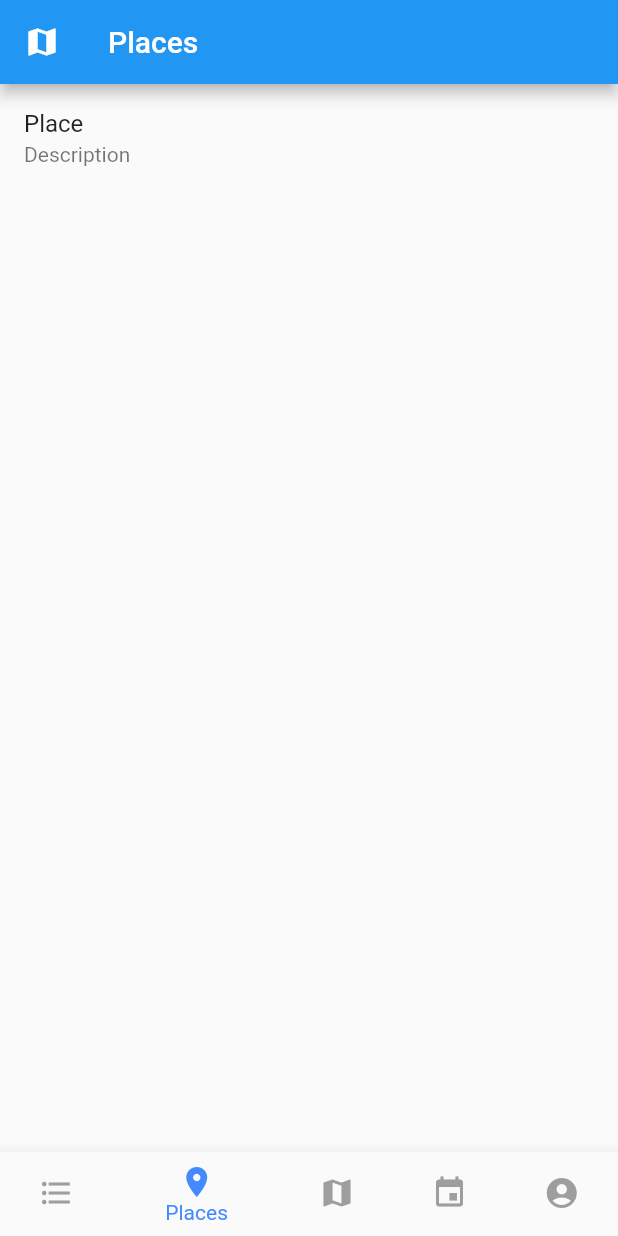
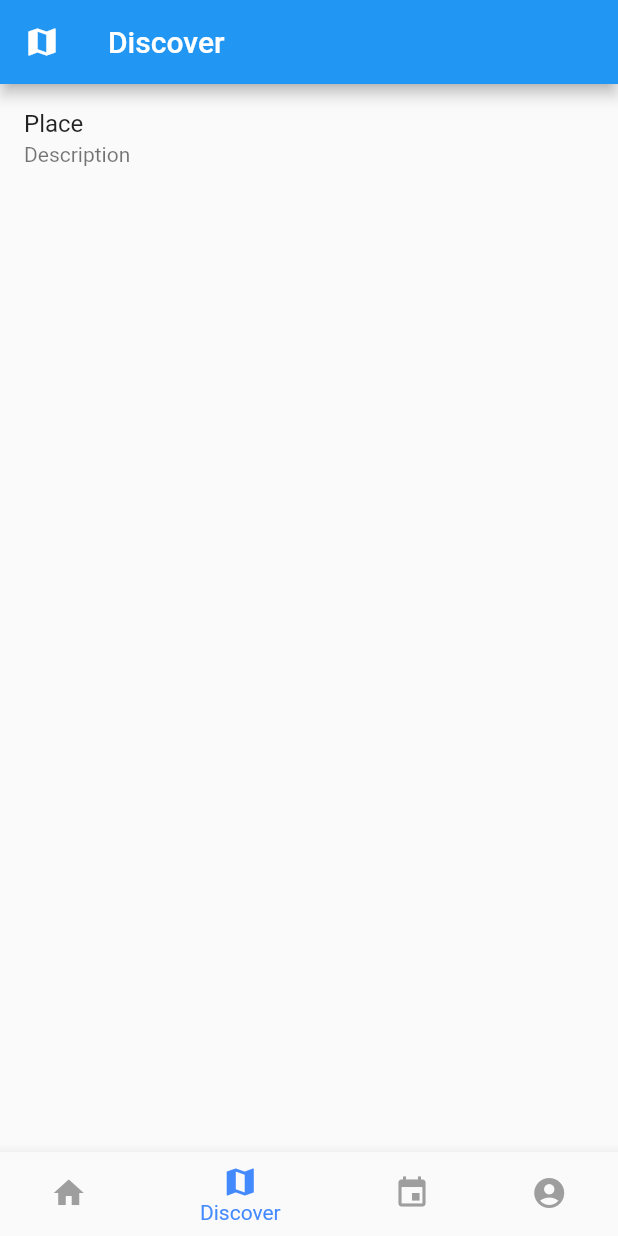
Before and after one commit to SashaKryzh/Hackathon-Codage-Kyiv, a Flutter app: the screen it shows after launch, item 2 of the bottom bar chosen, on a phone screen of 412 x 824 dp. Run offline on Flutter 3.47's test engine with Material 2 defaults, Android fonts, the light colour scheme and no system bars; our stand-ins replace google_maps_flutter.

Commit message:
places and route implements listItem

```diff
--- a/lib/home.dart
+++ b/lib/home.dart
@@ -1,7 +1,7 @@
 import 'package:flutter/material.dart';
 import 'package:hackathon/screens/events_page.dart';
 import 'package:hackathon/screens/news_page.dart';
-import 'package:hackathon/screens/places_page.dart';
+import 'package:hackathon/screens/discover_page.dart';
 import 'package:hackathon/screens/profile_page.dart';
 import 'package:hackathon/screens/routes_page.dart';
 
@@ -28,7 +28,7 @@ class _MyHomePageState extends State<MyHomePage> {
         index: _currentScreen,
         children: <Widget>[
           NewsPage(),
-          PlacesPage(),
+          DiscoverPage(),
           RoutesPage(),
           EventsPage(),
           ProfilePage(),
@@ -38,15 +38,11 @@ class _MyHomePageState extends State<MyHomePage> {
         currentIndex: _currentScreen,
         items: [
           BottomNavigationBarItem(
-            title: Text('News'),
-            icon: Icon(Icons.format_list_bulleted),
+            title: Text('Home'),
+            icon: Icon(Icons.home),
           ),
           BottomNavigationBarItem(
-            title: Text('Places'),
-            icon: Icon(Icons.place),
-          ),
-          BottomNavigationBarItem(
-            title: Text('Routes'),
+            title: Text('Discover'),
             icon: Icon(Icons.map),
           ),
           BottomNavigationBarItem(
--- /dev/null
+++ b/lib/modules/list_item.dart
@@ -0,0 +1 @@
+abstract class ListItem {}
--- a/lib/modules/place.dart
+++ b/lib/modules/place.dart
@@ -1,4 +1,6 @@
-class Place {
+import 'package:hackathon/modules/list_item.dart';
+
+class Place implements ListItem {
   String title;
   String description;
   double lat;
--- a/lib/modules/route.dart
+++ b/lib/modules/route.dart
@@ -1,6 +1,7 @@
+import 'package:hackathon/modules/list_item.dart';
 import 'package:hackathon/modules/place.dart';
 
-class Route {
+class Route implements ListItem {
   String title;
   String description;
   List<Place> places;
--- a/lib/screens/places_page.dart
+++ b/lib/screens/discover_page.dart
@@ -2,16 +2,19 @@ import 'dart:async';
 
 import 'package:flutter/material.dart';
 import 'package:google_maps_flutter/google_maps_flutter.dart';
+import 'package:hackathon/modules/list_item.dart';
 import 'package:hackathon/modules/place.dart';
 import 'package:hackathon/screens/places_detail_page.dart';
+import 'package:hackathon/screens/routes_detail_page.dart';
 import 'package:hackathon/widgets/place_list_item.dart';
+import 'package:hackathon/modules/route.dart' as r;
 
-class PlacesPage extends StatefulWidget {
+class DiscoverPage extends StatefulWidget {
   @override
-  _PlacesPageState createState() => _PlacesPageState();
+  _DiscoverPageState createState() => _DiscoverPageState();
 }
 
-class _PlacesPageState extends State<PlacesPage> {
+class _DiscoverPageState extends State<DiscoverPage> {
   int _currentScreen = 0;
 
   void onScreenChange() {
@@ -29,7 +32,7 @@ class _PlacesPageState extends State<PlacesPage> {
 
     Widget appBar() {
       return AppBar(
-        title: Text('Places'),
+        title: Text('Discover'),
         leading: IconButton(
           icon: icons[_currentScreen],
           onPressed: onScreenChange,
@@ -41,7 +44,7 @@ class _PlacesPageState extends State<PlacesPage> {
       return IndexedStack(
         index: _currentScreen,
         children: <Widget>[
-          PlacesListView(),
+          DiscoverListView(),
           PlacesMapView(),
         ],
       );
@@ -54,9 +57,15 @@ class _PlacesPageState extends State<PlacesPage> {
   }
 }
 
-class PlacesListView extends StatelessWidget {
+class DiscoverListView extends StatelessWidget {
+  final places = Place.places;
+  final routes = r.Route.routes;
+
   @override
   Widget build(BuildContext context) {
+    var items = List<ListItem>.from(places) + routes;
+    items.shuffle();
+
     void onPlaceTap(Place place) {
       Navigator.pushNamed(
         context,
@@ -64,6 +73,14 @@ class PlacesListView extends StatelessWidget {
         arguments: PlaceDetailPage(
           place: place,
         ),
+      );
+    }
+
+    void onRouteTap(r.Route route) {
+      Navigator.pushNamed(
+        context,
+        RouteDetailPage.routeName,
+        arguments: RouteDetailPage(route: route),
       );
     }
 
```
